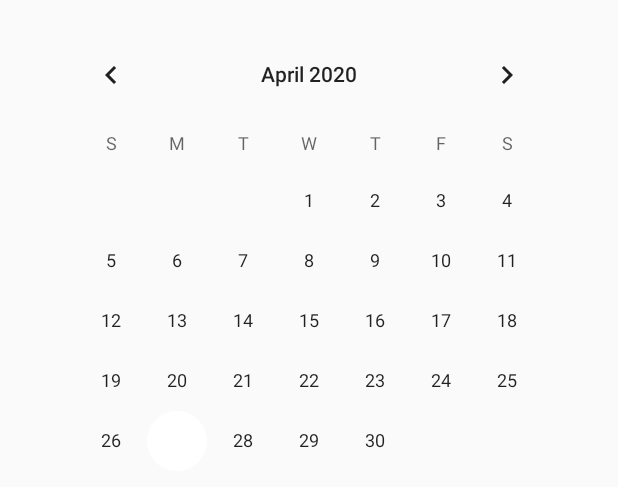
After one commit to circusmagnus/SilvaRerum, an Android app: the layout fragment_set_reminder.xml on its own in the app's theme, with its tools: preview values and no code run, on a phone screen of 412 x 824 dp. The commit adds this screen. Shown: the top 487 px of the screen. Run offline under Robolectric (Android 15) with nearby library versions, the phone set to English and light mode, and no system bars.

Commit message:
Start work on adding reminders

```diff
--- a/app/build.gradle
+++ b/app/build.gradle
@@ -68,3 +68,8 @@ dependencies {
     androidTestImplementation 'androidx.test.espresso:espresso-core:3.2.0'
     implementation 'com.google.android.material:material:1.1.0'
 }
+compileKotlin {
+    kotlinOptions {
+        freeCompilerArgs = ["-XXLanguage:+InlineClasses"]
+    }
+}
--- /dev/null
+++ b/app/src/main/res/layout/fragment_set_reminder.xml
@@ -0,0 +1,18 @@
+<?xml version="1.0" encoding="utf-8"?>
+<androidx.constraintlayout.widget.ConstraintLayout
+    xmlns:android="http://schemas.android.com/apk/res/android"
+    xmlns:app="http://schemas.android.com/apk/res-auto"
+    android:id="@+id/calendar"
+    android:layout_width="match_parent"
+    android:layout_height="match_parent">
+
+    <CalendarView
+        android:id="@+id/calendarView"
+        android:layout_width="wrap_content"
+        android:layout_height="wrap_content"
+        android:layout_marginTop="16dp"
+        app:layout_constraintEnd_toEndOf="parent"
+        app:layout_constraintStart_toStartOf="parent"
+        app:layout_constraintTop_toTopOf="parent" />
+
+</androidx.constraintlayout.widget.ConstraintLayout>
```
Also changed, not shown: app/src/main/java/pl/wojtach/silvarerum/note/NoteEditFragment.kt (+5 -2 lines), app/src/main/java/pl/wojtach/silvarerum/note/SetReminderFragment.kt (added, +14 -0 lines), app/src/main/java/pl/wojtach/silvarerum/room/NotesDao.kt (deleted, +0 -47 lines), app/src/main/java/pl/wojtach/silvarerum/room/NotesDb.kt (+51 -1 lines), app/src/main/res/drawable/ic_alarm_add_black_24dp.xml (added, +10 -0 lines), app/src/main/res/menu/note_edit_menu.xml (+8 -2 lines).
